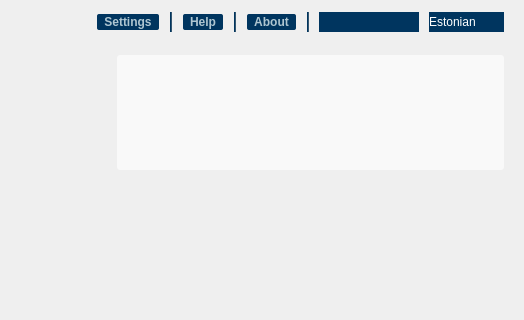
First picture: the form in crypto/ui/MainWindow.ui, repository open-eid/qdigidoc, before the edit; both pictures show x 126 to 650 and y 0 to 320 of the 650 by 540 pixel window.
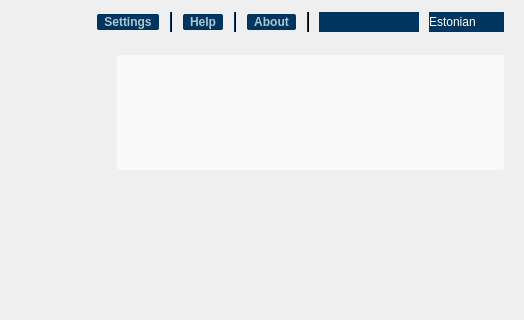
Second picture: the form after the edit. Icons and pictures are not drawn. Custom widgets are drawn as their Qt base class.

```diff
--- a/crypto/ui/MainWindow.ui
+++ b/crypto/ui/MainWindow.ui
@@ -47,7 +47,8 @@
    <item>
     <widget class="QFrame" name="background">
      <property name="styleSheet">
-      <string notr="true">* { color: #355670; font: 12px &quot;Arial, Liberation Sans&quot;; }
+      <string notr="true">QLabel, QAbstractButton, QAbstractItemView, QComboBox
+{ color: #355670; font: 12px &quot;Arial, Liberation Sans&quot;; }
 
 /* widgets */
 QPushButton
```
